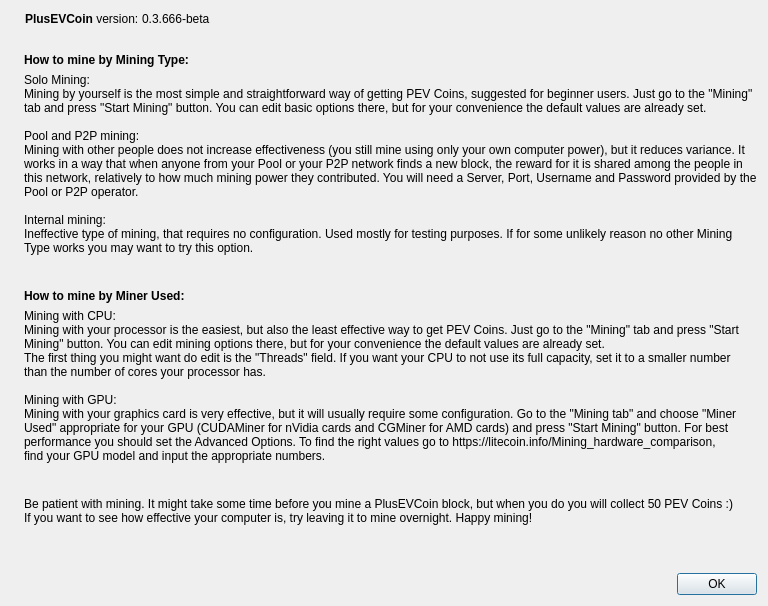
This is src/qt/forms/miningTutDialog.ui in plusevcoin/plusevcoin as Qt 5 draws it before an edit. The edited form follows.
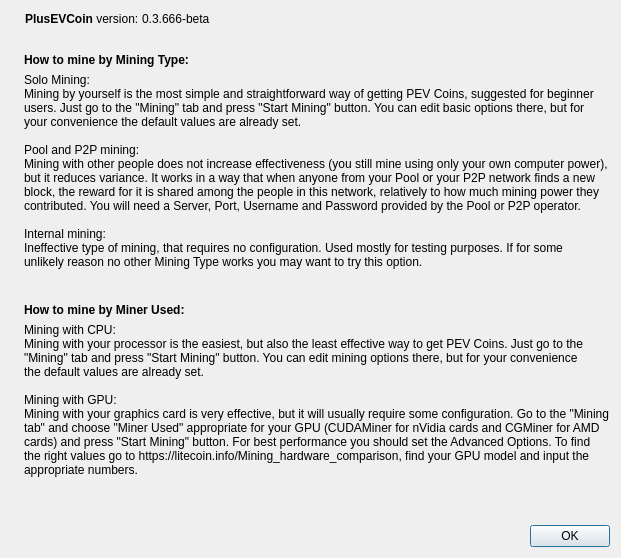
This is the edited form. Icons and pictures are not drawn.

Commit message: v1.3 Heartbleed patch, Time Travel Reduction and other improvements

What changed in the file:
```diff
--- a/src/qt/forms/miningTutDialog.ui
+++ b/src/qt/forms/miningTutDialog.ui
@@ -137,18 +137,19 @@
        </property>
        <property name="text">
         <string>Solo Mining:
-Mining by yourself is the most simple and straightforward way of getting PEV Coins, suggested for beginner users. Just go to the "Mining"
-tab and press "Start Mining" button. You can edit basic options there, but for your convenience the default values are already set.
+Mining by yourself is the most simple and straightforward way of getting PEV Coins, suggested for beginner
+users. Just go to the "Mining" tab and press "Start Mining" button. You can edit basic options there, but for
+your convenience the default values are already set.
 
 Pool and P2P mining:
-Mining with other people does not increase effectiveness (you still mine using only your own computer power), but it reduces variance. It
-works in a way that when anyone from your Pool or your P2P network finds a new block, the reward for it is shared among the people in
-this network, relatively to how much mining power they contributed. You will need a Server, Port, Username and Password provided by the
-Pool or P2P operator.
+Mining with other people does not increase effectiveness (you still mine using only your own computer power),
+but it reduces variance. It works in a way that when anyone from your Pool or your P2P network finds a new
+block, the reward for it is shared among the people in this network, relatively to how much mining power they
+contributed. You will need a Server, Port, Username and Password provided by the Pool or P2P operator.
 
 Internal mining:
-Ineffective type of mining, that requires no configuration. Used mostly for testing purposes. If for some unlikely reason no other Mining
-Type works you may want to try this option.
+Ineffective type of mining, that requires no configuration. Used mostly for testing purposes. If for some
+unlikely reason no other Mining Type works you may want to try this option.
 
 </string>
        </property>
@@ -182,36 +183,17 @@
         </sizepolicy>
        </property>
        <property name="text">
-           <string>Mining with CPU:
-Mining with your processor is the easiest, but also the least effective way to get PEV Coins. Just go to the "Mining" tab and press "Start
-Mining" button. You can edit mining options there, but for your convenience the default values are already set.
-The first thing you might want do edit is the "Threads" field. If you want your CPU to not use its full capacity, set it to a smaller number
-than the number of cores your processor has.
+        <string>Mining with CPU:
+Mining with your processor is the easiest, but also the least effective way to get PEV Coins. Just go to the
+"Mining" tab and press "Start Mining" button. You can edit mining options there, but for your convenience
+the default values are already set.
 
 Mining with GPU:
-Mining with your graphics card is very effective, but it will usually require some configuration. Go to the "Mining tab" and choose "Miner
-Used" appropriate for your GPU (CUDAMiner for nVidia cards and CGMiner for AMD cards) and press "Start Mining" button. For best
-performance you should set the Advanced Options. To find the right values go to https://litecoin.info/Mining_hardware_comparison,
-find your GPU model and input the appropriate numbers.
-
-</string>
-       </property>
-       <property name="textInteractionFlags">
-        <set>Qt::LinksAccessibleByMouse|Qt::TextSelectableByKeyboard|Qt::TextSelectableByMouse</set>
-       </property>
-      </widget>
-     </item>
-     <item>
-      <widget class="QLabel" name="label_7g">
-       <property name="sizePolicy">
-        <sizepolicy hsizetype="Minimum" vsizetype="Maximum">
-         <horstretch>0</horstretch>
-         <verstretch>0</verstretch>
-        </sizepolicy>
-       </property>
-       <property name="text">
-           <string>Be patient with mining. It might take some time before you mine a PlusEVCoin block, but when you do you will collect 50 PEV Coins :)
-If you want to see how effective your computer is, try leaving it to mine overnight. Happy mining!
+Mining with your graphics card is very effective, but it will usually require some configuration. Go to the "Mining
+tab" and choose "Miner Used" appropriate for your GPU (CUDAMiner for nVidia cards and CGMiner for AMD
+cards) and press "Start Mining" button. For best performance you should set the Advanced Options. To find
+the right values go to https://litecoin.info/Mining_hardware_comparison, find your GPU model and input the
+appropriate numbers.
 
 
 </string>
```
Left out of the diff: 2 changed lines with no effect on the pictures. The commit also changes 15 other files.
